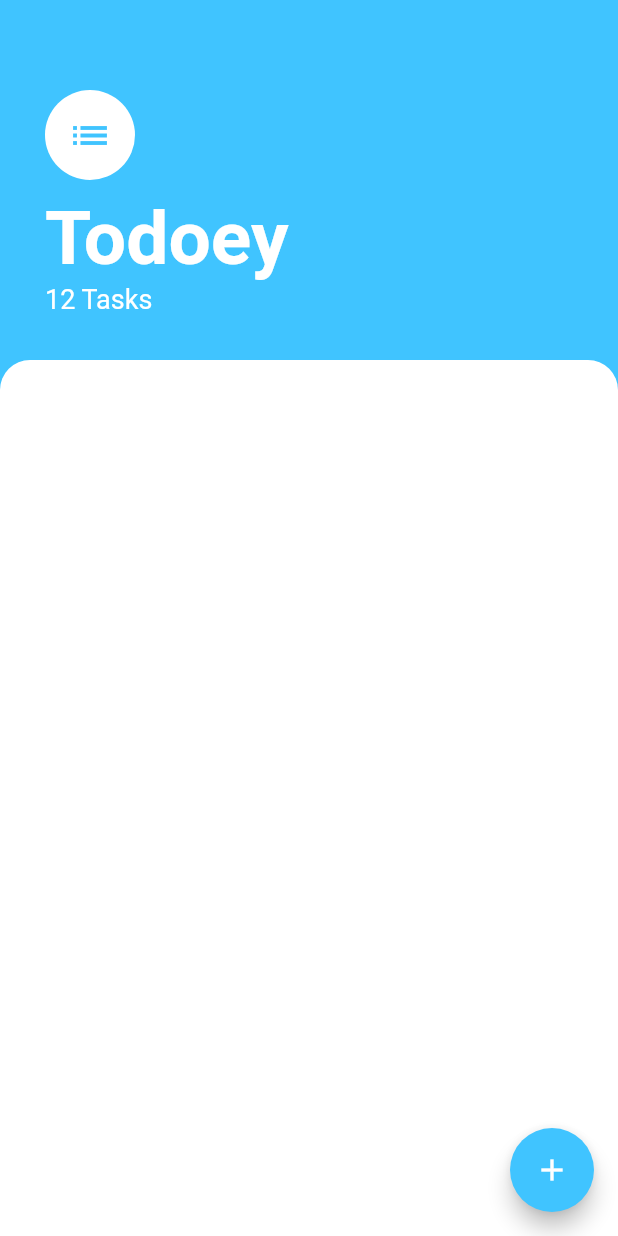
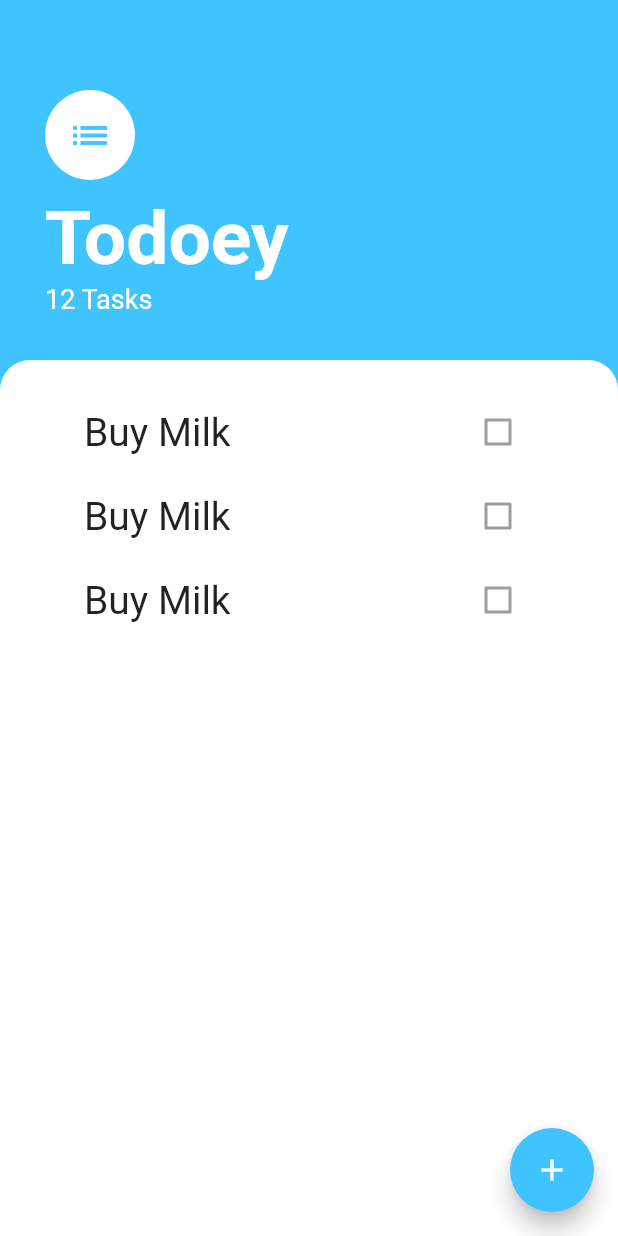
Before and after one commit to BEST-Thanawat/todoey, a Flutter app: the screen it shows after launch, on a phone screen of 412 x 824 dp. Run offline on Flutter 3.47's test engine with Material 2 defaults, Android fonts, the phone set to English and light mode, and no system bars.

Commit message:
Create UI from scratch.

```diff
--- a/lib/screens/tasks_screen.dart
+++ b/lib/screens/tasks_screen.dart
@@ -1,4 +1,7 @@
+import 'package:flutter/cupertino.dart';
 import 'package:flutter/material.dart';
+import 'package:todoey/widgets/tasks_lists.dart';
+import 'add_task_screen.dart';
 
 class TasksScreen extends StatelessWidget {
   @override
@@ -8,6 +11,9 @@ class TasksScreen extends StatelessWidget {
       floatingActionButton: FloatingActionButton(
         backgroundColor: Colors.lightBlueAccent,
         child: Icon(Icons.add),
+        onPressed: () {
+          showModalBottomSheet(context: context, builder: (context) => AddTaskScreen());
+        },
       ),
       body: Column(
         crossAxisAlignment: CrossAxisAlignment.start,
@@ -40,6 +46,7 @@ class TasksScreen extends StatelessWidget {
           ),
           Expanded(
             child: Container(
+              padding: EdgeInsets.symmetric(horizontal: 20),
               decoration: BoxDecoration(
                 color: Colors.white,
                 borderRadius: BorderRadius.only(
@@ -47,6 +54,7 @@ class TasksScreen extends StatelessWidget {
                   topRight: Radius.circular(20),
                 ),
               ),
+              child: TaskList(),
             ),
           )
         ],
--- /dev/null
+++ b/lib/widgets/tasks_lists.dart
@@ -0,0 +1,16 @@
+import 'package:flutter/material.dart';
+import 'package:todoey/widgets/tasks_tile.dart';
+
+class TaskList extends StatelessWidget {
+  @override
+  Widget build(BuildContext context) {
+    return ListView(
+      padding: EdgeInsets.all(20),
+      children: [
+        TaskTile(),
+        TaskTile(),
+        TaskTile(),
+      ],
+    );
+  }
+}
--- /dev/null
+++ b/lib/widgets/tasks_tile.dart
@@ -0,0 +1,14 @@
+import 'package:flutter/material.dart';
+
+class TaskTile extends StatelessWidget {
+  @override
+  Widget build(BuildContext context) {
+    return ListTile(
+      title: Text(
+        'Buy Milk',
+        style: TextStyle(fontSize: 26),
+      ),
+      trailing: Checkbox(value: false),
+    );
+  }
+}
```
Also changed, not shown: lib/screens/add_task_screen.dart (added, +42 -0 lines).
